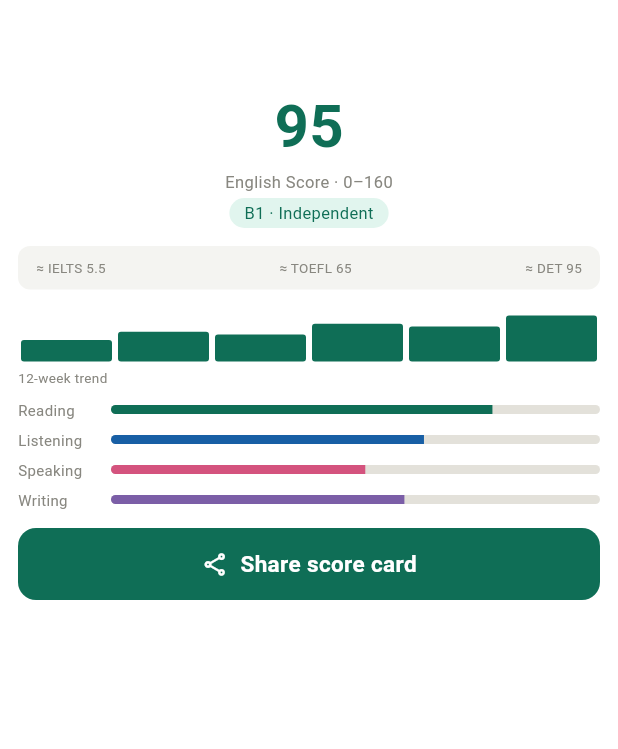
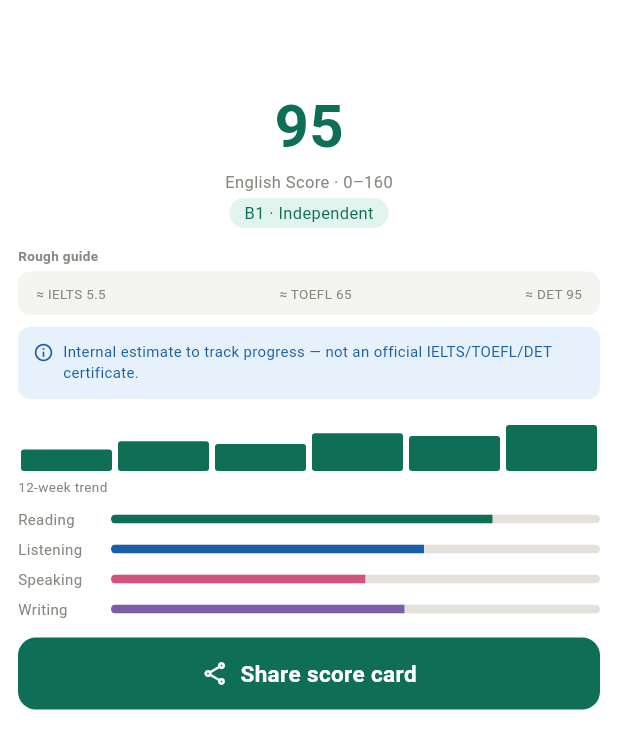
Before and after one commit to globalonlinedeveloper/ratel, a Flutter app: the EnglishScoreScreen screen opened by its route, on a phone screen of 412 x 824 dp. Shown: the top 749 px of the screen. Run offline on Flutter 3.47's test engine with Material 3 defaults, Android fonts, the light colour scheme and no system bars; our stand-ins replace go_router, shared_preferences; accounts and stored records are empty; Roboto replaces fonts that are missing (NunitoSans).

Commit message:
fix(profile): P2-5 English-Score positioning — internal estimate, not a certificate
- add infoBg disclaimer card near the exam-equivalence row: 'Internal estimate
  to track progress — not an official IELTS/TOEFL/DET certificate.'
- soften the equivalence row with a 'Rough guide' caption
- new S.t keys score_rough_guide + score_disclaimer (additive; no existing
  strings changed); english_score_screen_test asserts the disclaimer renders
- tokens-only, S.t() strings; design-only copy/affordance change

```diff
--- a/lib/features/profile/screens/english_score_screen.dart
+++ b/lib/features/profile/screens/english_score_screen.dart
@@ -44,6 +44,19 @@ class EnglishScoreScreen extends StatelessWidget {
                     ),
                   ),
                   const SizedBox(height: RatelSpacing.md),
+                  Row(
+                    children: <Widget>[
+                      Text(
+                        S.t('score_rough_guide', 'Rough guide'),
+                        style: TextStyle(
+                          color: tk.textMuted,
+                          fontSize: 9,
+                          fontWeight: FontWeight.w600,
+                        ),
+                      ),
+                    ],
+                  ),
+                  const SizedBox(height: 4),
                   Container(
                     padding: const EdgeInsets.symmetric(horizontal: RatelSpacing.md, vertical: RatelSpacing.sm),
                     decoration: BoxDecoration(color: tk.surface2, borderRadius: BorderRadius.circular(tk.radiusSm)),
@@ -52,6 +65,35 @@ class EnglishScoreScreen extends StatelessWidget {
                       children: <Widget>[
                         for (final String e in <String>['≈ IELTS 5.5', '≈ TOEFL 65', '≈ DET 95'])
                           Text(e, style: TextStyle(color: tk.textMuted, fontSize: 9)),
+                      ],
+                    ),
+                  ),
+                  const SizedBox(height: RatelSpacing.sm),
+                  Container(
+                    padding: const EdgeInsets.all(RatelSpacing.sm + 2),
+                    decoration: BoxDecoration(
+                      color: tk.infoBg,
+                      borderRadius: BorderRadius.circular(tk.radiusSm),
+                    ),
+                    child: Row(
+                      crossAxisAlignment: CrossAxisAlignment.start,
+                      children: <Widget>[
+                        Icon(Icons.info_outline, size: 14, color: tk.info),
+                        const SizedBox(width: 6),
+                        Expanded(
+                          child: Text(
+                            S.t(
+                              'score_disclaimer',
+                              'Internal estimate to track progress — not an '
+                              'official IELTS/TOEFL/DET certificate.',
+                            ),
+                            style: TextStyle(
+                              color: tk.info,
+                              fontSize: 10,
+                              height: 1.4,
+                            ),
+                          ),
+                        ),
                       ],
                     ),
                   ),
```
Also changed, not shown: 1 other file.
